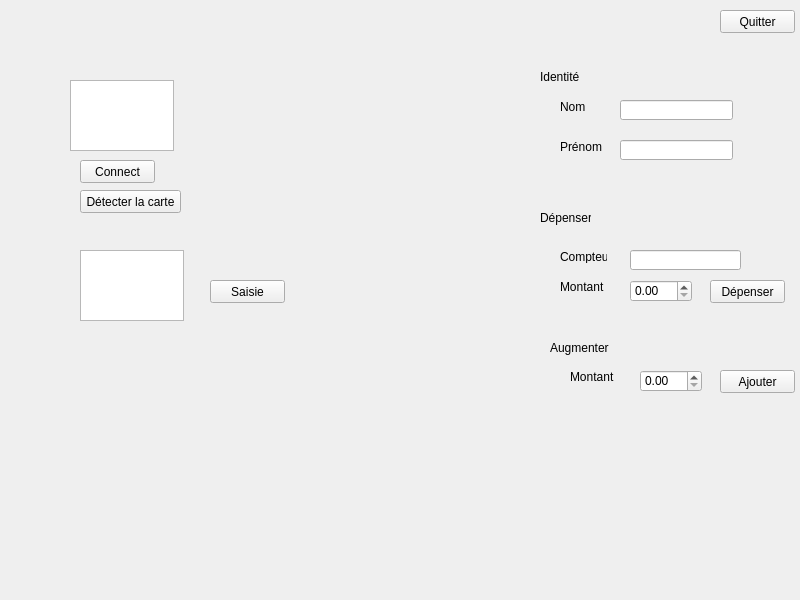
Old version of the form mafenetre.ui in the repository yacinecheikh/Wirelessed.
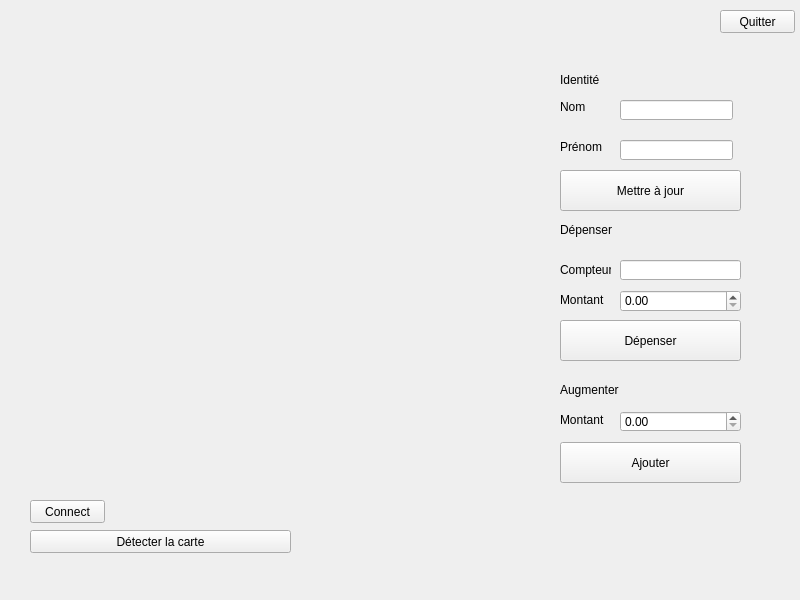
New version of the form.

Commit message: update UI to suit behaviour

```diff
--- a/mafenetre.ui
+++ b/mafenetre.ui
@@ -16,8 +16,8 @@
   <widget class="QPushButton" name="connect_btn">
    <property name="geometry">
     <rect>
-     <x>80</x>
-     <y>160</y>
+     <x>30</x>
+     <y>500</y>
      <width>75</width>
      <height>23</height>
     </rect>
@@ -26,39 +26,6 @@
     <string>Connect</string>
    </property>
   </widget>
-  <widget class="QTextEdit" name="null_display_text">
-   <property name="geometry">
-    <rect>
-     <x>70</x>
-     <y>80</y>
-     <width>104</width>
-     <height>71</height>
-    </rect>
-   </property>
-  </widget>
-  <widget class="QTextEdit" name="input_text">
-   <property name="geometry">
-    <rect>
-     <x>80</x>
-     <y>250</y>
-     <width>104</width>
-     <height>71</height>
-    </rect>
-   </property>
-  </widget>
-  <widget class="QPushButton" name="input_btn">
-   <property name="geometry">
-    <rect>
-     <x>210</x>
-     <y>280</y>
-     <width>75</width>
-     <height>23</height>
-    </rect>
-   </property>
-   <property name="text">
-    <string>Saisie</string>
-   </property>
-  </widget>
   <widget class="QPushButton" name="quit_btn">
    <property name="geometry">
     <rect>
@@ -75,10 +42,10 @@
   <widget class="QLabel" name="label_identity">
    <property name="geometry">
     <rect>
-     <x>540</x>
+     <x>560</x>
      <y>70</y>
-     <width>47</width>
-     <height>13</height>
+     <width>161</width>
+     <height>20</height>
     </rect>
    </property>
    <property name="text">
@@ -114,10 +81,10 @@
   <widget class="QLabel" name="label_spend_2">
    <property name="geometry">
     <rect>
-     <x>540</x>
-     <y>210</y>
-     <width>51</width>
-     <height>16</height>
+     <x>560</x>
+     <y>220</y>
+     <width>181</width>
+     <height>20</height>
     </rect>
    </property>
    <property name="text">
@@ -128,9 +95,9 @@
    <property name="geometry">
     <rect>
      <x>560</x>
-     <y>250</y>
-     <width>47</width>
-     <height>13</height>
+     <y>260</y>
+     <width>51</width>
+     <height>20</height>
     </rect>
    </property>
    <property name="text">
@@ -141,9 +108,9 @@
    <property name="geometry">
     <rect>
      <x>560</x>
-     <y>280</y>
-     <width>47</width>
-     <height>13</height>
+     <y>290</y>
+     <width>51</width>
+     <height>20</height>
     </rect>
    </property>
    <property name="text">
@@ -153,9 +120,9 @@
   <widget class="QLineEdit" name="counter_edit">
    <property name="geometry">
     <rect>
-     <x>630</x>
-     <y>250</y>
-     <width>111</width>
+     <x>620</x>
+     <y>260</y>
+     <width>121</width>
      <height>20</height>
     </rect>
    </property>
@@ -183,9 +150,9 @@
   <widget class="QDoubleSpinBox" name="spend_amount">
    <property name="geometry">
     <rect>
-     <x>630</x>
-     <y>280</y>
-     <width>62</width>
+     <x>620</x>
+     <y>290</y>
+     <width>121</width>
      <height>22</height>
     </rect>
    </property>
@@ -193,10 +160,10 @@
   <widget class="QPushButton" name="spend_btn">
    <property name="geometry">
     <rect>
-     <x>710</x>
-     <y>280</y>
-     <width>75</width>
-     <height>23</height>
+     <x>560</x>
+     <y>320</y>
+     <width>181</width>
+     <height>41</height>
     </rect>
    </property>
    <property name="text">
@@ -206,10 +173,10 @@
   <widget class="QLabel" name="raise_label">
    <property name="geometry">
     <rect>
-     <x>550</x>
-     <y>340</y>
-     <width>61</width>
-     <height>16</height>
+     <x>560</x>
+     <y>379</y>
+     <width>161</width>
+     <height>21</height>
     </rect>
    </property>
    <property name="text">
@@ -219,10 +186,10 @@
   <widget class="QLabel" name="raise_amount_label">
    <property name="geometry">
     <rect>
-     <x>570</x>
-     <y>370</y>
-     <width>47</width>
-     <height>13</height>
+     <x>560</x>
+     <y>409</y>
+     <width>51</width>
+     <height>21</height>
     </rect>
    </property>
    <property name="text">
@@ -232,20 +199,20 @@
   <widget class="QDoubleSpinBox" name="raise_amount">
    <property name="geometry">
     <rect>
-     <x>640</x>
-     <y>370</y>
-     <width>62</width>
-     <height>22</height>
+     <x>620</x>
+     <y>411</y>
+     <width>121</width>
+     <height>21</height>
     </rect>
    </property>
   </widget>
   <widget class="QPushButton" name="pushButton">
    <property name="geometry">
     <rect>
-     <x>720</x>
-     <y>370</y>
-     <width>75</width>
-     <height>23</height>
+     <x>560</x>
+     <y>442</y>
+     <width>181</width>
+     <height>41</height>
     </rect>
    </property>
    <property name="text">
@@ -255,9 +222,9 @@
   <widget class="QLabel" name="device_label">
    <property name="geometry">
     <rect>
-     <x>180</x>
-     <y>160</y>
-     <width>221</width>
+     <x>130</x>
+     <y>500</y>
+     <width>181</width>
      <height>21</height>
     </rect>
    </property>
@@ -268,9 +235,9 @@
   <widget class="QPushButton" name="card_btn">
    <property name="geometry">
     <rect>
-     <x>80</x>
-     <y>190</y>
-     <width>101</width>
+     <x>30</x>
+     <y>530</y>
+     <width>261</width>
      <height>23</height>
     </rect>
    </property>
@@ -278,6 +245,19 @@
     <string>Détecter la carte</string>
    </property>
   </widget>
+  <widget class="QPushButton" name="update_identity_btn">
+   <property name="geometry">
+    <rect>
+     <x>560</x>
+     <y>170</y>
+     <width>181</width>
+     <height>41</height>
+    </rect>
+   </property>
+   <property name="text">
+    <string>Mettre à jour</string>
+   </property>
+  </widget>
  </widget>
  <resources/>
  <connections/>
```
The commit also changes 2 other files.
